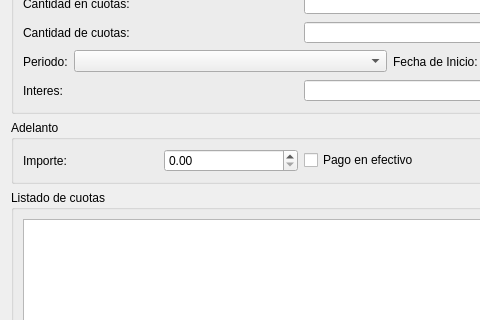
chungote/gestotux, file trunk/plugins/cuotas/formcuotasbase.ui: the form before one commit; both pictures show x 0 to 480 and y 184 to 504 of the 602 by 655 pixel window.
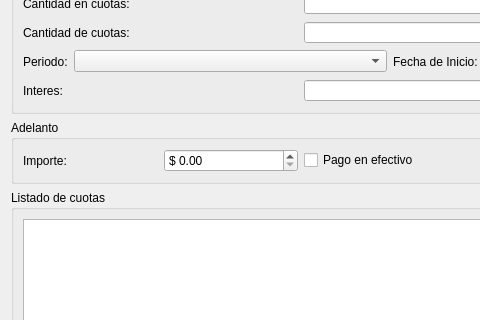
The form after the commit. Custom widgets are drawn as their Qt base class.

Commit message: - Mejorado sistema de adelantos de cuotas.

```diff
--- a/trunk/plugins/cuotas/formcuotasbase.ui
+++ b/trunk/plugins/cuotas/formcuotasbase.ui
@@ -246,7 +246,14 @@
          </widget>
         </item>
         <item>
-         <widget class="QDoubleSpinBox" name="DSBImporteAdelanto"/>
+         <widget class="QDoubleSpinBox" name="DSBImporteAdelanto">
+          <property name="prefix">
+           <string>$ </string>
+          </property>
+          <property name="maximum">
+           <double>1000000006.000000000000000</double>
+          </property>
+         </widget>
         </item>
        </layout>
       </item>
```
The commit also changes 2 other files.
